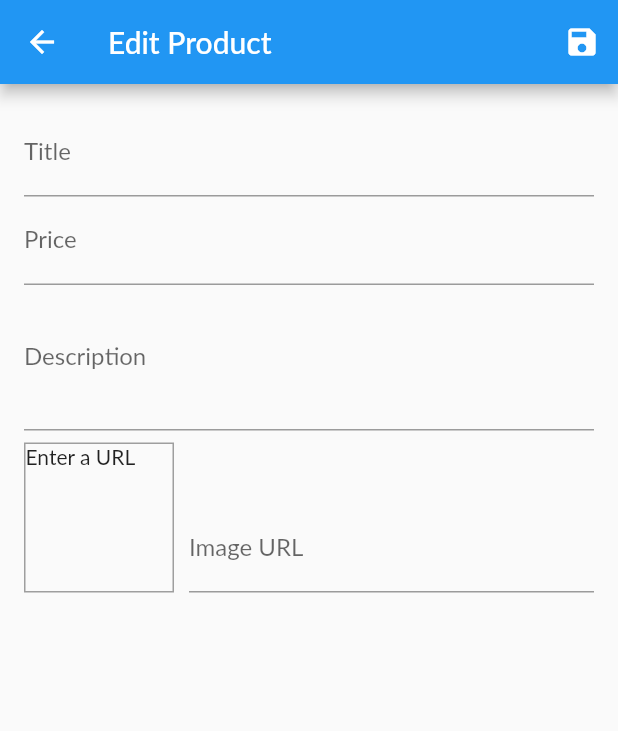
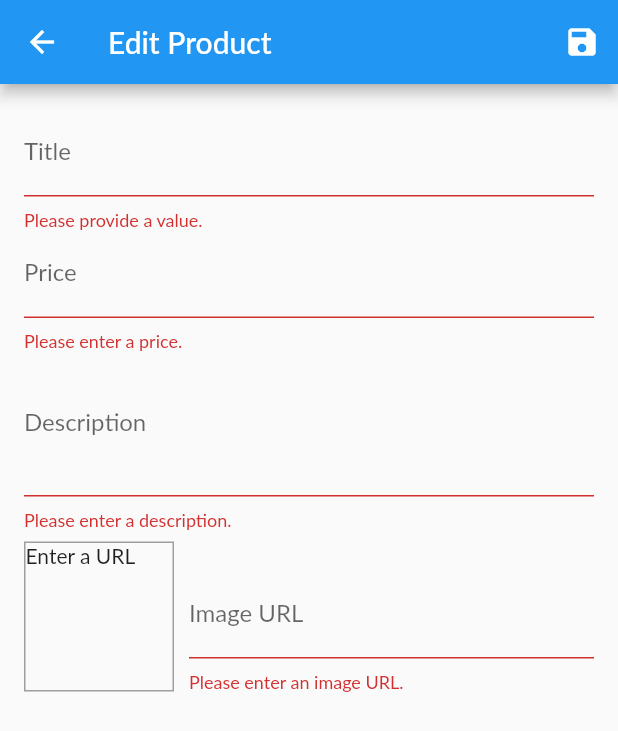
Before and after one commit to faithcredit/flutter_complete_shop, a Flutter app: the EditProductScreen screen opened by its route, after a tap on the "save" icon, on a phone screen of 412 x 824 dp. Shown: the top 731 px of the screen. Run offline on Flutter 3.47's test engine with Material 2 defaults, Android fonts, the phone set to English and light mode, and no system bars; Roboto replaces fonts that are missing (Lato).

Commit message:
Adding Validation to AllInputs

```diff
--- a/lib/screens/edit_product_screen.dart
+++ b/lib/screens/edit_product_screen.dart
@@ -41,11 +41,22 @@
 
   void _updateImageUrl() {
     if (!_imageUrlFocusNode.hasFocus) {
+      if ((!_imageUrlController.text.startsWith('http') &&
+              !_imageUrlController.text.startsWith('https')) ||
+          (!_imageUrlController.text.endsWith('.png') &&
+              !_imageUrlController.text.endsWith('.jpg') &&
+              !_imageUrlController.text.endsWith('.jpeg'))) {
+        return;
+      }
       setState(() {});
     }
   }
 
   void _saveForm() {
+    final isValid = _form.currentState!.validate();
+    if (!isValid) {
+      return;
+    }
     _form.currentState!.save();
     print(_editedProduct.title);
     print(_editedProduct.description);
@@ -77,6 +88,12 @@
                 onFieldSubmitted: (_) {
                   FocusScope.of(context).requestFocus(_priceFocusNode);
                 },
+                validator: (value) {
+                  if (value!.isEmpty) {
+                    return 'Please provide a value.';
+                  }
+                  return null;
+                },
                 onSaved: (value) {
                   _editedProduct = Product(
                     title: value,
@@ -95,6 +112,18 @@
                 onFieldSubmitted: (_) {
                   FocusScope.of(context).requestFocus(_descriptionFocusNode);
                 },
+                validator: (value) {
+                  if (value!.isEmpty) {
+                    return 'Please enter a price.';
+                  }
+                  if (double.tryParse(value) == null) {
+                    return 'Please enter a valid number.';
+                  }
+                  if (double.parse(value) <= 0) {
+                    return 'Please enter a number greater than zero.';
+                  }
+                  return null;
+                },
                 onSaved: (value) {
                   _editedProduct = Product(
                     title: _editedProduct.title,
@@ -110,6 +139,15 @@
                 maxLines: 3,
                 keyboardType: TextInputType.multiline,
                 focusNode: _descriptionFocusNode,
+                validator: (value) {
+                  if (value!.isEmpty) {
+                    return 'Please enter a description.';
+                  }
+                  if (value.length < 10) {
+                    return 'Should be at least 10 characters long.';
+                  }
+                  return null;
+                },
                 onSaved: (value) {
                   _editedProduct = Product(
                     title: _editedProduct.title,
@@ -155,6 +193,21 @@
                       onFieldSubmitted: (_) {
                         _saveForm();
                       },
+                      validator: (value) {
+                        if (value!.isEmpty) {
+                          return 'Please enter an image URL.';
+                        }
+                        if (!value.startsWith('http') &&
+                            !value.startsWith('https')) {
+                          return 'Please enter a valid URL.';
+                        }
+                        if (!value.endsWith('.png') &&
+                            !value.endsWith('.jpg') &&
+                            !value.endsWith('.jpeg')) {
+                          return 'Please enter a valid image URL.';
+                        }
+                        return null;
+                      },
                       onSaved: (value) {
                         _editedProduct = Product(
                           title: _editedProduct.title,
```
